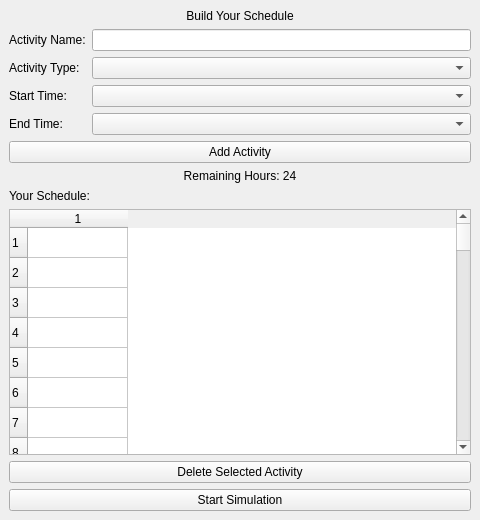
The window that MainWindow/schedule_builder.ui (osmanduru1/ScheduleGame-C-) describes before a commit, drawn with Qt 5.
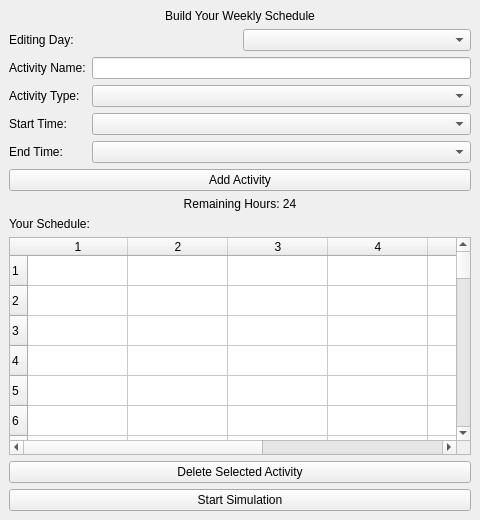
The same window after the commit.

```diff
--- a/MainWindow/schedule_builder.ui
+++ b/MainWindow/schedule_builder.ui
@@ -20,13 +20,29 @@
     <item>
      <widget class="QLabel" name="titleLabel">
       <property name="text">
-       <string>Build Your Schedule</string>
+       <string>Build Your Weekly Schedule</string>
       </property>
       <property name="alignment">
        <set>Qt::AlignCenter</set>
       </property>
      </widget>
     </item>
+    <item>
+     <layout class="QHBoxLayout" name="dayLayout">
+      <item>
+       <widget class="QLabel" name="dayLabel">
+        <property name="text">
+         <string>Editing Day:</string>
+        </property>
+       </widget>
+      </item>
+      <item>
+       <widget class="QComboBox" name="dayComboBox"/>
+      </item>
+     </layout>
+    </item>
+
+
 
     <item>
      <layout class="QFormLayout" name="formLayout">
@@ -111,7 +127,7 @@
        <number>96</number>
       </property>
       <property name="columnCount">
-       <number>1</number>
+       <number>7</number>
       </property>
      </widget>
     </item>
```
